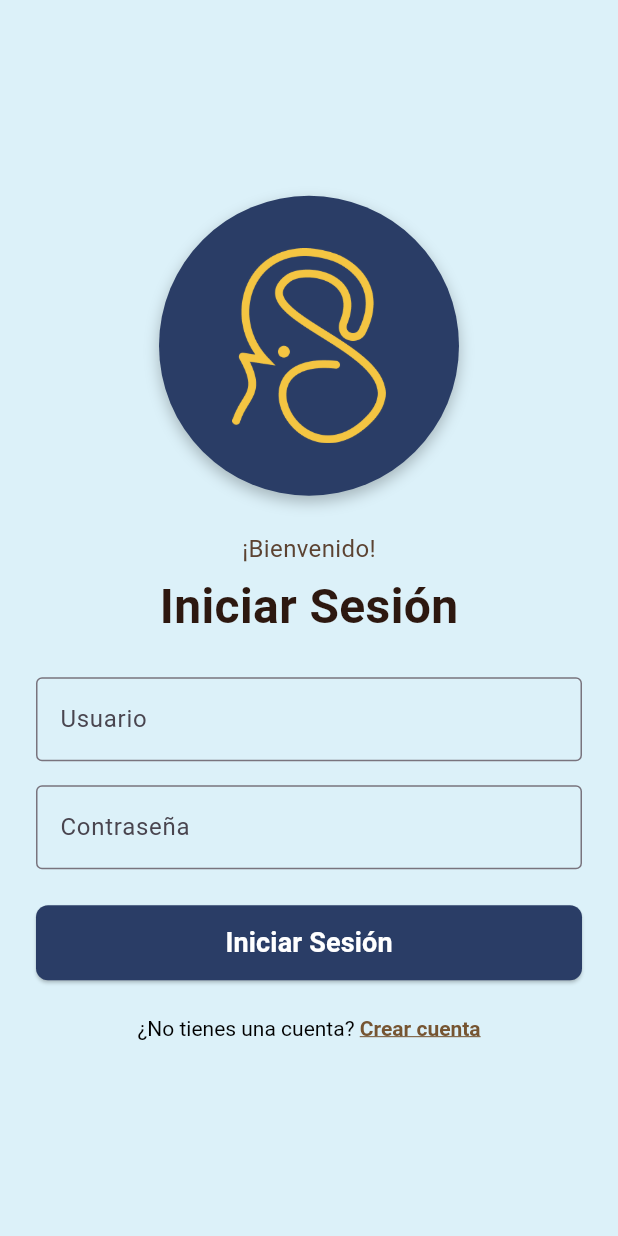
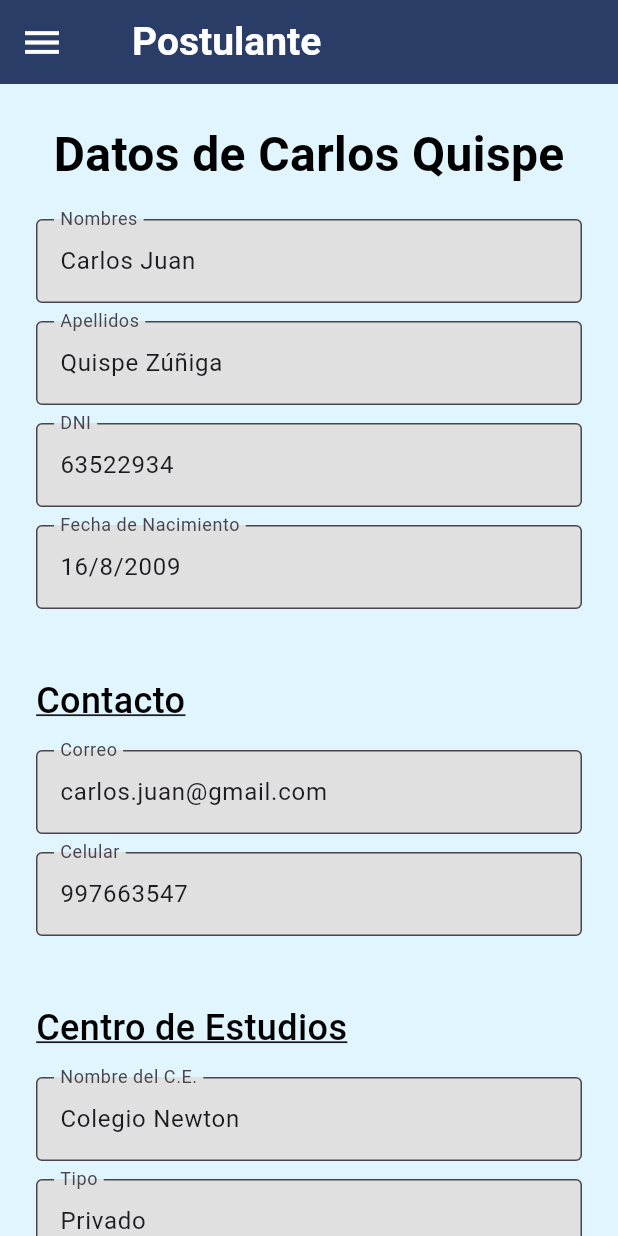
Before and after one commit to Aventis-Scholr/scholr-mobile-flutter, a Flutter app: the screen it shows after launch, on a phone screen of 412 x 824 dp. Run offline on Flutter 3.47's test engine with Material 3 defaults, Android fonts, the phone set to English and light mode, and no system bars; our stand-ins replace shared_preferences; Roboto replaces fonts that are missing (Cabin).

Commit message:
feature: agregando vistas

```diff
--- a/lib/main.dart
+++ b/lib/main.dart
@@ -1,12 +1,15 @@
 import 'package:flutter/material.dart';
 import 'package:provider/provider.dart';
+import 'package:scholrflutter/views/CollaboratorInfoScreen.dart';
 
 import 'package:scholrflutter/views/LoginScreen.dart';
 import 'package:scholrflutter/views/CompanySelectionScreen.dart';
+import 'package:scholrflutter/views/PostulanteInfoScreen.dart';
 import 'package:scholrflutter/views/SignUpScreen.dart';
 
 import 'package:scholrflutter/viewmodels/login_viewmodel.dart';
 import 'package:scholrflutter/viewmodels/signup_viewmodel.dart';
+import 'package:scholrflutter/views/SolicitudRechazadaScreen.dart';
 import 'package:scholrflutter/views/homeApoderado.dart';
 
 void main() {
@@ -26,12 +29,15 @@ class MyApp extends StatelessWidget {
       child: MaterialApp(
         title: 'Scholr Flutter',
         debugShowCheckedModeBanner: false,
-        initialRoute: '/login',
+        initialRoute: '/info_postulante',
         routes: {
           '/login': (context) => const LoginScreen(),
           '/CompanySelection': (context) => const CompanySelectionScreen(),
           '/register': (context) => const SignUpScreen(),
           '/home_apoderado':(context) => const homeApoderado(),
+          '/info_apoderado':(context) => const CollaboratorInfoScreen(),
+          '/info_postulante':(context) => const PostulanteInfoScreen(),
+          '/solicitud_rechazada':(context) => const SolicitudRechazadaScreen(),
         },
       ),
     );
--- /dev/null
+++ b/lib/views/PostulanteInfoScreen.dart
@@ -0,0 +1,226 @@
+import 'package:flutter/material.dart';
+
+class PostulanteInfoScreen extends StatelessWidget {
+  const PostulanteInfoScreen({super.key});
+
+  @override
+  Widget build(BuildContext context) {
+    return Scaffold(
+      backgroundColor: Colors.lightBlue.shade50,
+      appBar: AppBar(
+        backgroundColor: const Color(0xFF2A3D66),
+        foregroundColor: Colors.white,
+        leading: IconButton(
+          icon: const Icon(Icons.menu, size: 30),
+          onPressed: () {},
+        ),
+        title: const Row(
+          children: [
+            SizedBox(width: 16),
+            Text(
+              "Postulante",
+              style: TextStyle(
+                color: Colors.white,
+                fontSize: 26,
+                fontWeight: FontWeight.bold,
+              ),
+            ),
+          ],
+        ),
+      ),
+      body: SingleChildScrollView(
+        child: Padding(
+          padding: const EdgeInsets.symmetric(vertical: 16, horizontal: 24),
+          child: Column(
+            crossAxisAlignment: CrossAxisAlignment.start,
+            children: [
+              const SizedBox(height: 12), // Espacio entre AppBar y título
+              // TITULO PRINCIPAL
+              const Center(
+                child: Text(
+                  "Datos de Carlos Quispe",
+                  style: TextStyle(
+                    fontSize: 32,
+                    fontWeight: FontWeight.w600,
+                    height: 1.2,
+                    color: Colors.black,
+                  ),
+                ),
+              ),
+              const SizedBox(height: 24),
+
+              // CAMPOS DE LECTURA
+              readonlyField("Nombres", "Carlos Juan"),
+              readonlyField("Apellidos", "Quispe Zúñiga"),
+              readonlyField("DNI", "63522934"),
+              readonlyField("Fecha de Nacimiento", "16/8/2009"),
+
+              sectionSubtitle("Contacto"),
+              readonlyField("Correo", "carlos.juan@gmail.com"),
+              readonlyField("Celular", "997663547"),
+
+              sectionSubtitle("Centro de Estudios"),
+              readonlyField("Nombre del C.E.", "Colegio Newton"),
+              readonlyField("Tipo", "Privado"),
+              readonlyField("Nivel", "Secundaria"),
+              readonlyField("Departamento", "Lima"),
+              readonlyField("Provincia", "Lima"),
+              readonlyField("Distrito", "La Molina"),
+
+              sectionSubtitle("Archivos Adjuntos"),
+              downloadField("DNI.pdf"),
+              downloadField("Acta de Nacimiento.pdf"),
+              downloadField("Cartilla de Notas.pdf"),
+
+              const SizedBox(height: 8),
+
+              // BOTÓN "Descargar todo"
+              SizedBox(
+                width: double.infinity,
+                child: OutlinedButton.icon(
+                  onPressed: () {
+                    // Acción para descargar todo
+                  },
+                  icon: const Icon(Icons.download, color: Colors.black),
+                  label: const Text(
+                    "Descargar todo",
+                    style: TextStyle(
+                      fontSize: 16,
+                      color: Colors.black,
+                      fontWeight: FontWeight.w500,
+                    ),
+                  ),
+                  style: OutlinedButton.styleFrom(
+                    backgroundColor: Colors.white,
+                    side: const BorderSide(color: Colors.black38),
+                    shape: RoundedRectangleBorder(
+                      borderRadius: BorderRadius.circular(6),
+                    ),
+                    padding: const EdgeInsets.symmetric(vertical: 12),
+                  ),
+                ),
+              ),
+
+              const SizedBox(height: 24),
+
+
+              // BOTONES ACEPTAR Y RECHAZAR
+              Row(
+                children: [
+                  Expanded(
+                    child: ElevatedButton.icon(
+                      label: const Text(
+                        "Aceptar",
+                        style: TextStyle(
+                          fontWeight: FontWeight.bold,
+                          fontSize: 16,
+                          color: Colors.white,
+                        ),
+                      ),
+                      style: ElevatedButton.styleFrom(
+                        backgroundColor: const Color(0xFF2A3D66),
+                        shape: RoundedRectangleBorder(
+                          borderRadius: BorderRadius.circular(20),
+                        ),
+                        padding: const EdgeInsets.symmetric(vertical: 10),
+                      ),
+                      onPressed: () {
+                        // Acción para aceptar
+                      },
+                    ),
+                  ),
+                  const SizedBox(width: 16),
+                  Expanded(
+                    child: ElevatedButton.icon(
+                      label: const Text(
+                        "Rechazar",
+                        style: TextStyle(
+                          fontWeight: FontWeight.bold,
+                          fontSize: 16,
+                          color: Colors.white,
+                        ),
+                      ),
+                      style: ElevatedButton.styleFrom(
+                        backgroundColor: const Color(0xFF2A3D66),
+                        shape: RoundedRectangleBorder(
+                          borderRadius: BorderRadius.circular(20),
+                        ),
+                        padding: const EdgeInsets.symmetric(vertical: 10),
+                      ),
+                      onPressed: () {
+                        // Acción para rechazar
+                      },
+                    ),
+                  ),
+                ],
+              ),
+
+              const SizedBox(height: 40),
+            ],
+          ),
+        ),
+      ),
+    );
+  }
+
+  // CAMPO SOLO LECTURA
+  Widget readonlyField(String label, String value) {
+    return Padding(
+      padding: const EdgeInsets.only(bottom: 12),
+      child: TextFormField(
+        initialValue: value,
+        readOnly: true,
+        decoration: InputDecoration(
+          labelText: label,
+          border: const OutlineInputBorder(),
+          filled: true,
+          fillColor: const Color(0xFFE0E0E0), // fondo gris claro
+        ),
+      ),
+    );
+  }
+
+  // SUBTÍTULOS
+  Widget sectionSubtitle(String text) {
+    return Padding(
+      padding: const EdgeInsets.only(top: 32, bottom: 16),
+      child: Text(
+        text,
+        style: const TextStyle(
+          fontSize: 24,
+          fontWeight: FontWeight.w500,
+          decoration: TextDecoration.underline,
+          color: Colors.black,
+        ),
+      ),
+    );
+  }
+
+  // DESCARGA DE ARCHIVOS
+  Widget downloadField(String fileName) {
+    return Container(
+      margin: const EdgeInsets.only(bottom: 8),
+      padding: const EdgeInsets.symmetric(horizontal: 12),
+      decoration: BoxDecoration(
+        color: Colors.white,
+        border: Border.all(color: Colors.black26),
+        borderRadius: BorderRadius.circular(6),
+      ),
+      child: Row(
+        mainAxisAlignment: MainAxisAlignment.spaceBetween,
+        children: [
+          Text(
+            fileName,
+            style: const TextStyle(fontSize: 16),
+          ),
+          IconButton(
+            onPressed: () {
+              // Acción de descarga
+            },
+            icon: const Icon(Icons.download),
+          ),
+        ],
+      ),
+    );
+  }
+}
```
Also changed, not shown: lib/views/CollaboratorInfoScreen.dart (added, +236 -0 lines), lib/views/SolicitudRechazadaScreen.dart (added, +153 -0 lines).
